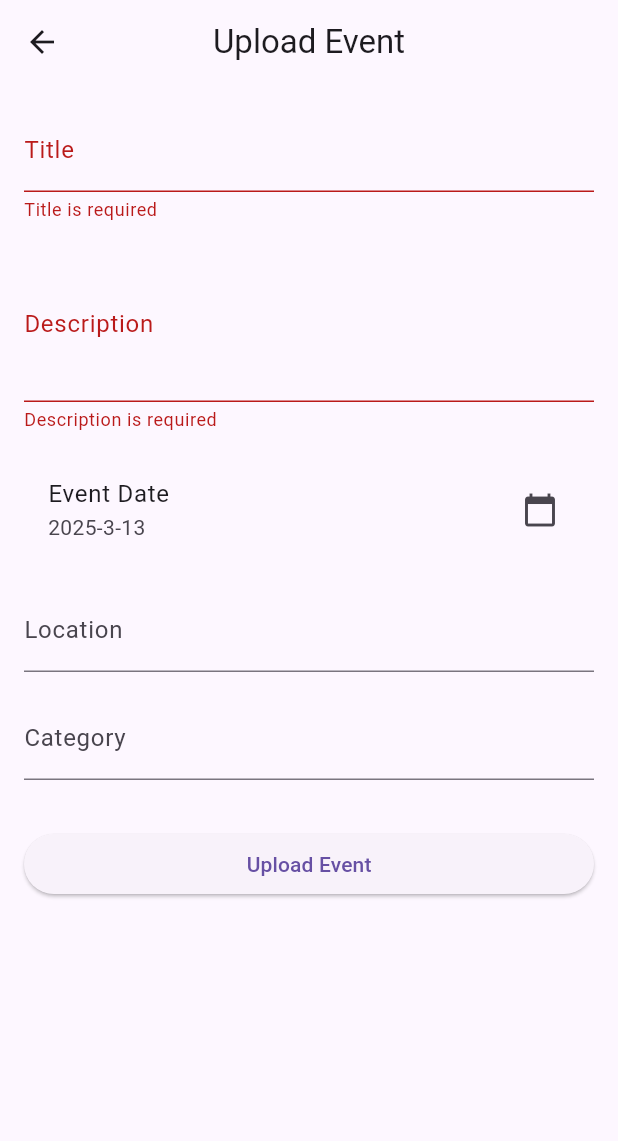
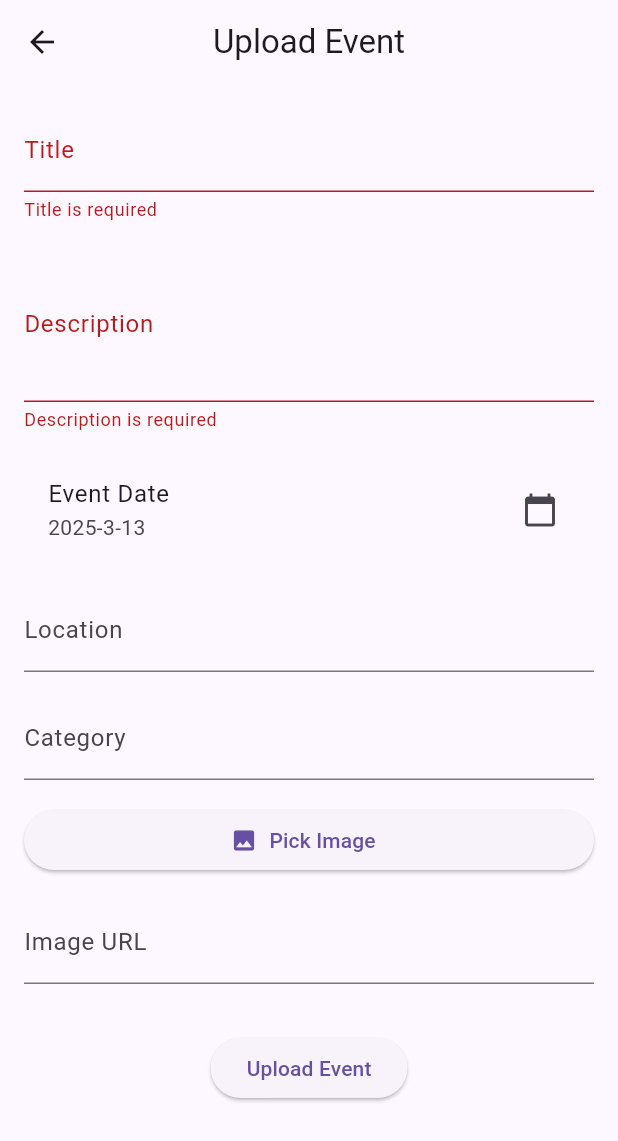
Before and after one commit to Lokivers/login-page-for-message-app, a Flutter app: the UploadEventScreen screen opened directly, after a tap on "Upload Event", on a phone screen of 412 x 824 dp. Shown: the top 1141 px of the screen. Run offline on Flutter 3.47's test engine with Material 3 defaults, Android fonts, the phone set to English and light mode, and no system bars; our stand-ins replace cloud_firestore, firebase_core, firebase_storage, image_picker; accounts and stored records are empty.

Commit message:
all complted and setted delte optiona nand every thing

```diff
--- a/lib/models/event.dart
+++ b/lib/models/event.dart
@@ -9,6 +9,7 @@ class Event {
   final DateTime date;
   final String? location;
   final String? category;
+  final String imageUrl; // New field
   bool isLiked;
 
   Event({
@@ -18,6 +19,7 @@ class Event {
     required this.date,
     this.location,
     this.category,
+    this.imageUrl = '', // Default empty string
     this.isLiked = false,
   });
 
@@ -45,6 +47,7 @@ class Event {
       date: eventDate,
       location: data['location'],
       category: data['category'],
+      imageUrl: data['imageUrl'] ?? '', // New field
       isLiked: data['isLiked'] ?? false,
     );
   }
@@ -57,6 +60,7 @@ class Event {
           date, // Firestore will automatically convert DateTime to Timestamp
       'location': location,
       'category': category,
+      'imageUrl': imageUrl, // New field
       'isLiked': isLiked,
     };
   }
@@ -100,4 +104,6 @@ class Event {
         date.month == other.month &&
         date.day == other.day;
   }
+
+  toMap() {}
 }
--- a/lib/repositories/event_repository.dart
+++ b/lib/repositories/event_repository.dart
@@ -1,7 +1,11 @@
+import 'dart:io';
+import 'package:firebase_storage/firebase_storage.dart';
 import 'package:cloud_firestore/cloud_firestore.dart';
 import '../models/event.dart';
 
 class EventRepository {
+  final FirebaseFirestore _firestore = FirebaseFirestore.instance;
+  final FirebaseStorage _storage = FirebaseStorage.instance;
   final CollectionReference _eventsCollection = FirebaseFirestore.instance
       .collection('events');
 
@@ -16,12 +20,16 @@ class EventRepository {
     }
   }
 
-  Future<void> addEvent(Event event) async {
-    try {
-      await _eventsCollection.add(event.toFirestore());
-    } catch (e) {
-      throw Exception('Failed to add event: $e');
+  Future<void> addEvent(Event event, {File? image}) async {
+    String? imageUrl;
+    if (image != null) {
+      imageUrl = await uploadImage(image);
     }
+
+    await _firestore.collection('events').add({
+      ...event.toMap(),
+      if (imageUrl != null) 'imageUrl': imageUrl,
+    });
   }
 
   Stream<List<Event>> watchEvents() {
@@ -42,10 +50,27 @@ class EventRepository {
         'date': Timestamp.fromDate(event.date),
         'location': event.location,
         'category': event.category,
+        'imageUrl': event.imageUrl,
         'isLiked': false,
       });
     } catch (e) {
       throw Exception('Failed to upload event: $e');
     }
   }
+
+  Future<String> uploadImage(File image) async {
+    final String fileName = DateTime.now().millisecondsSinceEpoch.toString();
+    final Reference ref = _storage.ref().child('event_images/$fileName');
+    final UploadTask uploadTask = ref.putFile(image);
+    final TaskSnapshot snapshot = await uploadTask;
+    return await snapshot.ref.getDownloadURL();
+  }
+
+  Future<void> deleteEvent(String eventId) async {
+    try {
+      await _eventsCollection.doc(eventId).delete();
+    } catch (e) {
+      throw Exception('Failed to delete event: $e');
+    }
+  }
 }
--- a/lib/screens/upload_event_screen.dart
+++ b/lib/screens/upload_event_screen.dart
@@ -1,4 +1,6 @@
+import 'dart:io';
 import 'package:flutter/material.dart';
+import 'package:image_picker/image_picker.dart';
 import '../models/event.dart';
 import '../repositories/event_repository.dart';
 
@@ -15,8 +17,11 @@ class _UploadEventScreenState extends State<UploadEventScreen> {
   final _descriptionController = TextEditingController();
   final _locationController = TextEditingController();
   final _categoryController = TextEditingController();
+  final _imageUrlController = TextEditingController();
   DateTime _selectedDate = DateTime.now();
   final _repository = EventRepository();
+  File? _imageFile;
+  final ImagePicker _picker = ImagePicker();
 
   Future<void> _selectDate(BuildContext context) async {
     final DateTime? picked = await showDatePicker(
@@ -32,16 +37,33 @@ class _UploadEventScreenState extends State<UploadEventScreen> {
     }
   }
 
+  Future<void> _pickImage() async {
+    final XFile? image = await _picker.pickImage(source: ImageSource.gallery);
+    if (image != null) {
+      setState(() {
+        _imageFile = File(image.path);
+      });
+    }
+  }
+
   void _submitForm() async {
     if (_formKey.currentState!.validate()) {
       try {
+        String? imageUrl;
+        if (_imageFile != null) {
+          imageUrl = await _repository.uploadImage(_imageFile!);
+        } else if (_imageUrlController.text.isNotEmpty) {
+          imageUrl = _imageUrlController.text;
+        }
+
         final event = Event(
-          id: DateTime.now().toString(), // Temporary ID
+          id: DateTime.now().toString(),
           title: _titleController.text,
           description: _descriptionController.text,
           date: _selectedDate,
           location: _locationController.text,
           category: _categoryController.text,
+          imageUrl: imageUrl ?? '',
         );
 
         await _repository.uploadEvent(event);
@@ -62,11 +84,13 @@ class _UploadEventScreenState extends State<UploadEventScreen> {
   Widget build(BuildContext context) {
     return Scaffold(
       appBar: AppBar(title: const Text('Upload Event'), centerTitle: true),
-      body: Padding(
-        padding: const EdgeInsets.all(16.0),
-        child: Form(
+      body: SingleChildScrollView(
+        padding: const EdgeInsets.all(16),
+        child: Column(
+          children: [
+            Form(
               key: _formKey,
-          child: ListView(
+              child: Column(
                 children: [
                   TextFormField(
                     controller: _titleController,
@@ -105,6 +129,29 @@ class _UploadEventScreenState extends State<UploadEventScreen> {
                     controller: _categoryController,
                     decoration: const InputDecoration(labelText: 'Category'),
                   ),
+                  const SizedBox(height: 16),
+                  if (_imageFile != null)
+                    Image.file(_imageFile!, height: 200, fit: BoxFit.cover),
+                  Row(
+                    children: [
+                      Expanded(
+                        child: ElevatedButton.icon(
+                          onPressed: _pickImage,
+                          icon: const Icon(Icons.image),
+                          label: const Text('Pick Image'),
+                        ),
+                      ),
+                    ],
+                  ),
+                  const SizedBox(height: 16),
+                  TextFormField(
+                    controller: _imageUrlController,
+                    decoration: const InputDecoration(
+                      labelText: 'Image URL',
+                      hintText: 'Enter image URL or pick an image',
+                    ),
+                    enabled: _imageFile == null,
+                  ),
                   const SizedBox(height: 32),
                   ElevatedButton(
                     onPressed: _submitForm,
@@ -112,6 +159,8 @@ class _UploadEventScreenState extends State<UploadEventScreen> {
                   ),
                 ],
               ),
+            ),
+          ],
         ),
       ),
     );
@@ -123,6 +172,7 @@ class _UploadEventScreenState extends State<UploadEventScreen> {
     _descriptionController.dispose();
     _locationController.dispose();
     _categoryController.dispose();
+    _imageUrlController.dispose();
     super.dispose();
   }
 }
--- a/pubspec.yaml
+++ b/pubspec.yaml
@@ -41,6 +41,7 @@ dependencies:
   latlong2: ^0.9.0
   url_launcher: ^6.2.4
   firebase_storage: ^12.4.4
+  image_picker: ^1.1.2
 
 
 dev_dependencies:
```
Also changed, not shown: lib/widgets/event_card.dart (+39 -5 lines), pubspec.lock, 5 other files. Lines whose indentation alone changed are shown as unchanged.
